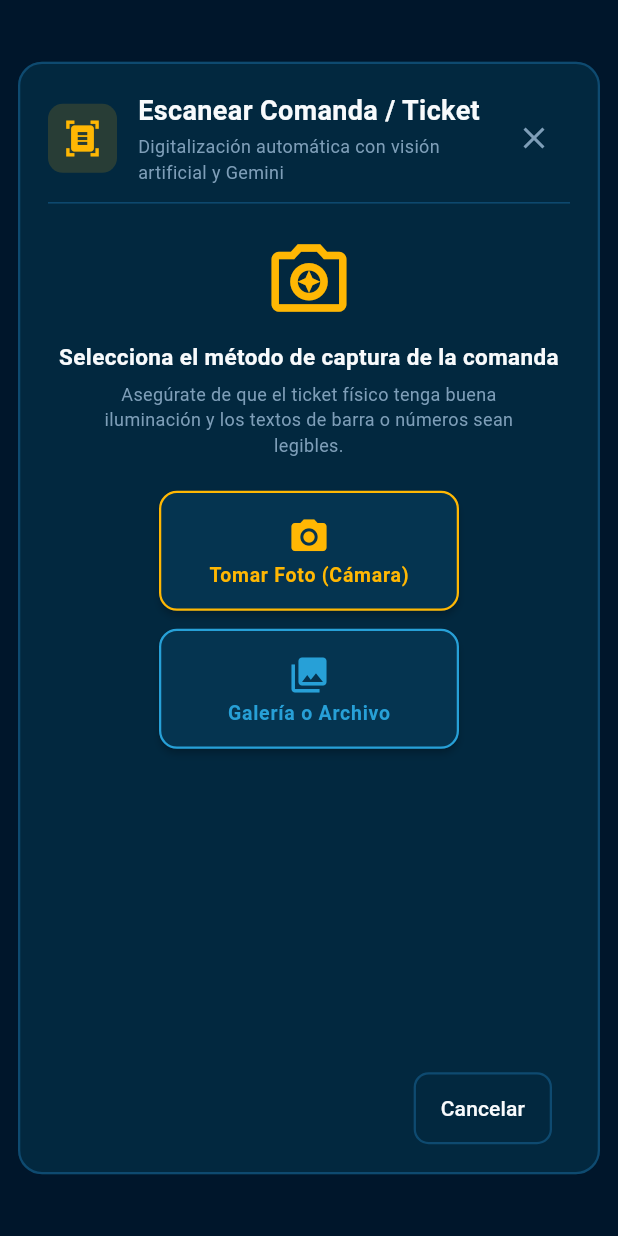
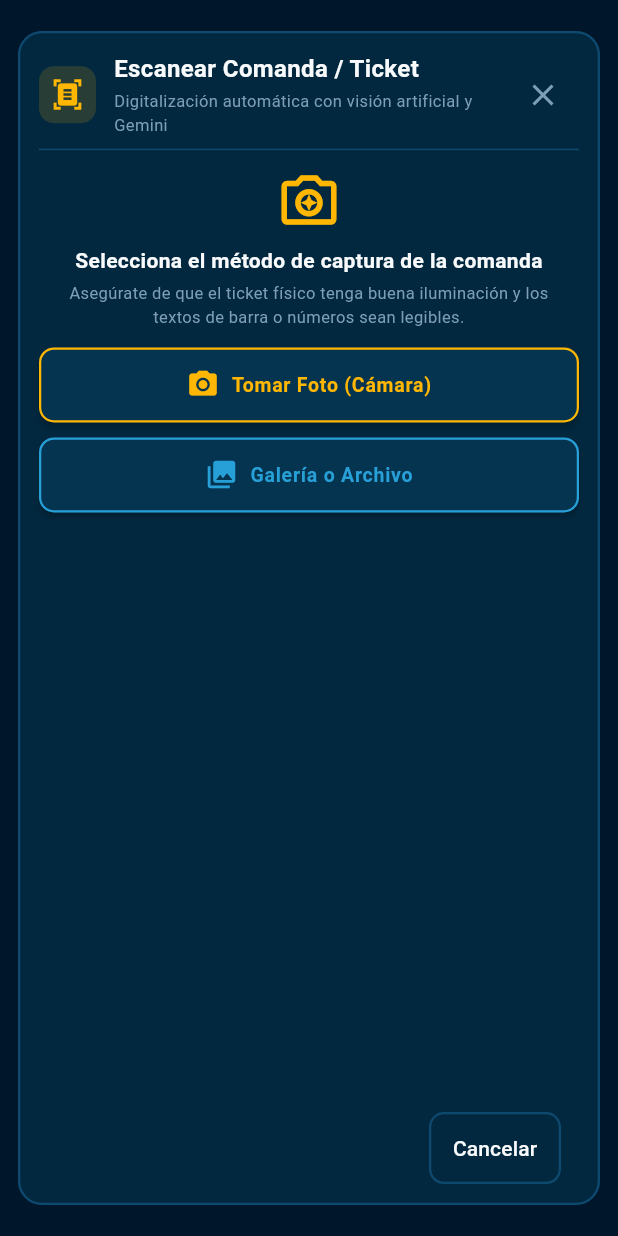
Before and after one commit to VladimirArguelles/kardexbar, a Flutter app: the EscanearTicketDialog widget shown alone on an empty page, opened directly with empty values, on a phone screen of 412 x 824 dp. Run offline on Flutter 3.47's test engine with Material 3 defaults, Android fonts, the phone set to English and light mode, and no system bars; our stand-ins replace image_picker, pdf, printing, supabase_flutter; accounts and stored records are empty.

Commit message:
fix(comandas): reintento automatico ante 503/500 con pausa 600ms y compactacion de botones en modal

```diff
--- a/lib/features/comandas/widgets/escanear_ticket_dialog.dart
+++ b/lib/features/comandas/widgets/escanear_ticket_dialog.dart
@@ -187,15 +187,15 @@ class _EscanearTicketDialogState extends State<EscanearTicketDialog> {
       ),
       insetPadding: EdgeInsets.symmetric(
         horizontal: esPantallaPequena ? 12 : 32,
-        vertical: 24,
+        vertical: esPantallaPequena ? 12 : 24,
       ),
       child: ConstrainedBox(
         constraints: BoxConstraints(
           maxWidth: 720,
-          maxHeight: size.height * 0.9,
+          maxHeight: size.height * (esPantallaPequena ? 0.95 : 0.9),
         ),
         child: Padding(
-          padding: const EdgeInsets.all(20.0),
+          padding: EdgeInsets.all(esPantallaPequena ? 14.0 : 20.0),
           child: Column(
             mainAxisSize: MainAxisSize.min,
             crossAxisAlignment: CrossAxisAlignment.stretch,
@@ -204,35 +204,35 @@ class _EscanearTicketDialogState extends State<EscanearTicketDialog> {
               Row(
                 children: [
                   Container(
-                    padding: const EdgeInsets.all(10),
+                    padding: EdgeInsets.all(esPantallaPequena ? 8 : 10),
                     decoration: BoxDecoration(
                       color: AppTheme.primaryAmber.withValues(alpha: 0.15),
                       borderRadius: BorderRadius.circular(10),
                     ),
-                    child: const Icon(
+                    child: Icon(
                       Icons.document_scanner,
                       color: AppTheme.primaryAmber,
-                      size: 26,
+                      size: esPantallaPequena ? 22 : 26,
                     ),
                   ),
-                  const SizedBox(width: 14),
-                  const Expanded(
+                  const SizedBox(width: 12),
+                  Expanded(
                     child: Column(
                       crossAxisAlignment: CrossAxisAlignment.start,
                       children: [
                         Text(
                           'Escanear Comanda / Ticket',
                           style: TextStyle(
-                            fontSize: 18,
+                            fontSize: esPantallaPequena ? 16 : 18,
                             fontWeight: FontWeight.bold,
                             color: AppTheme.textPrimary,
                           ),
                         ),
-                        SizedBox(height: 2),
-                        Text(
+                        const SizedBox(height: 2),
+                        const Text(
                           'Digitalización automática con visión artificial y Gemini',
                           style: TextStyle(
-                            fontSize: 12,
+                            fontSize: 11,
                             color: AppTheme.textMuted,
                           ),
                         ),
@@ -245,18 +245,18 @@ class _EscanearTicketDialogState extends State<EscanearTicketDialog> {
                   ),
                 ],
               ),
-              const Divider(height: 24),
+              Divider(height: esPantallaPequena ? 16 : 24),
 
               // Cuerpo según estado
               Expanded(
                 child: _procesando
                     ? _buildVistaProcesando()
                     : (_imageBytes == null || _mensajeError != null)
-                    ? _buildVistaSeleccionarOrigen()
+                    ? _buildVistaSeleccionarOrigen(esPantallaPequena)
                     : _buildVistaRevision(),
               ),
 
-              const SizedBox(height: 12),
+              const SizedBox(height: 8),
 
               // Botones de acción inferiores
               if (!_procesando)
@@ -264,6 +264,12 @@ class _EscanearTicketDialogState extends State<EscanearTicketDialog> {
                   mainAxisAlignment: MainAxisAlignment.end,
                   children: [
                     OutlinedButton(
+                      style: OutlinedButton.styleFrom(
+                        padding: EdgeInsets.symmetric(
+                          horizontal: esPantallaPequena ? 12 : 16,
+                          vertical: esPantallaPequena ? 8 : 12,
+                        ),
+                      ),
                       onPressed: () => Navigator.of(context).pop(),
                       child: const Text('Cancelar'),
                     ),
@@ -273,6 +279,12 @@ class _EscanearTicketDialogState extends State<EscanearTicketDialog> {
                         icon: const Icon(Icons.check_circle_outline, size: 20),
                         label: Text(
                           'Agregar ${_itemsDetectados.where((i) => i.estaVinculado).length} Productos a Ronda',
+                        ),
+                        style: ElevatedButton.styleFrom(
+                          padding: EdgeInsets.symmetric(
+                            horizontal: esPantallaPequena ? 12 : 16,
+                            vertical: esPantallaPequena ? 8 : 12,
+                          ),
                         ),
                         onPressed: _confirmarYAplicar,
                       ),
@@ -286,43 +298,50 @@ class _EscanearTicketDialogState extends State<EscanearTicketDialog> {
   }
 
   /// Vista inicial: Selección de origen (Cámara o Galería)
-  Widget _buildVistaSeleccionarOrigen() {
+  Widget _buildVistaSeleccionarOrigen(bool esPantallaPequena) {
     return SingleChildScrollView(
       physics: const BouncingScrollPhysics(),
-      padding: const EdgeInsets.symmetric(vertical: 8),
+      padding: EdgeInsets.symmetric(vertical: esPantallaPequena ? 4 : 8),
       child: Column(
         mainAxisSize: MainAxisSize.min,
         mainAxisAlignment: MainAxisAlignment.center,
         children: [
           Icon(
             Icons.camera_enhance_outlined,
-            size: _mensajeError != null ? 48 : 60,
+            size: _mensajeError != null ? 36 : (esPantallaPequena ? 44 : 56),
             color: AppTheme.primaryAmber,
           ),
-          const SizedBox(height: 12),
-          const Text(
+          SizedBox(height: esPantallaPequena ? 8 : 12),
+          Text(
             'Selecciona el método de captura de la comanda',
             style: TextStyle(
-              fontSize: 15,
+              fontSize: esPantallaPequena ? 14 : 15,
               fontWeight: FontWeight.bold,
               color: AppTheme.textPrimary,
             ),
             textAlign: TextAlign.center,
           ),
-          const SizedBox(height: 6),
-          const Padding(
-            padding: EdgeInsets.symmetric(horizontal: 16.0),
+          const SizedBox(height: 4),
+          Padding(
+            padding: EdgeInsets.symmetric(
+              horizontal: esPantallaPequena ? 8.0 : 16.0,
+            ),
             child: Text(
               'Asegúrate de que el ticket físico tenga buena iluminación y los textos de barra o números sean legibles.',
-              style: TextStyle(fontSize: 12, color: AppTheme.textMuted),
+              style: TextStyle(
+                fontSize: esPantallaPequena ? 11 : 12,
+                color: AppTheme.textMuted,
+              ),
               textAlign: TextAlign.center,
             ),
           ),
-          SizedBox(height: _mensajeError != null ? 14 : 22),
+          SizedBox(
+            height: _mensajeError != null ? 10 : (esPantallaPequena ? 12 : 20),
+          ),
           if (_mensajeError != null) ...[
             Container(
-              margin: const EdgeInsets.only(bottom: 16),
-              padding: const EdgeInsets.all(12),
+              margin: const EdgeInsets.only(bottom: 12),
+              padding: const EdgeInsets.symmetric(horizontal: 10, vertical: 8),
               decoration: BoxDecoration(
                 color: AppTheme.errorCoral.withValues(alpha: 0.15),
                 borderRadius: BorderRadius.circular(8),
@@ -333,15 +352,15 @@ class _EscanearTicketDialogState extends State<EscanearTicketDialog> {
                   const Icon(
                     Icons.error_outline,
                     color: AppTheme.errorCoral,
-                    size: 20,
+                    size: 18,
                   ),
-                  const SizedBox(width: 10),
+                  const SizedBox(width: 8),
                   Expanded(
                     child: Text(
                       _mensajeError!,
                       style: const TextStyle(
                         color: AppTheme.errorCoral,
-                        fontSize: 12,
+                        fontSize: 11,
                         fontWeight: FontWeight.w600,
                       ),
                     ),
@@ -351,13 +370,13 @@ class _EscanearTicketDialogState extends State<EscanearTicketDialog> {
             ),
           ],
           Wrap(
-            spacing: 14,
-            runSpacing: 12,
+            spacing: 12,
+            runSpacing: 10,
             alignment: WrapAlignment.center,
             children: [
               SizedBox(
-                width: 200,
-                height: 80,
+                width: esPantallaPequena ? double.infinity : 200,
+                height: esPantallaPequena ? 50 : 64,
                 child: ElevatedButton(
                   style: ElevatedButton.styleFrom(
                     backgroundColor: AppTheme.surfaceVariant,
@@ -367,16 +386,20 @@ class _EscanearTicketDialogState extends State<EscanearTicketDialog> {
                       width: 1.5,
                     ),
                     shape: RoundedRectangleBorder(
-                      borderRadius: BorderRadius.circular(12),
+                      borderRadius: BorderRadius.circular(10),
+                    ),
+                    padding: const EdgeInsets.symmetric(
+                      horizontal: 12,
+                      vertical: 6,
                     ),
                   ),
                   onPressed: () => _capturarCon(ImageSource.camera),
-                  child: const Column(
+                  child: Row(
                     mainAxisAlignment: MainAxisAlignment.center,
                     children: [
-                      Icon(Icons.camera_alt, size: 28),
-                      SizedBox(height: 4),
-                      Text(
+                      Icon(Icons.camera_alt, size: esPantallaPequena ? 22 : 24),
+                      const SizedBox(width: 8),
+                      const Text(
                         'Tomar Foto (Cámara)',
                         style: TextStyle(
                           fontSize: 13,
@@ -388,8 +411,8 @@ class _EscanearTicketDialogState extends State<EscanearTicketDialog> {
                 ),
               ),
               SizedBox(
-                width: 200,
-                height: 80,
+                width: esPantallaPequena ? double.infinity : 200,
+                height: esPantallaPequena ? 50 : 64,
                 child: ElevatedButton(
                   style: ElevatedButton.styleFrom(
                     backgroundColor: AppTheme.surfaceVariant,
@@ -399,16 +422,23 @@ class _EscanearTicketDialogState extends State<EscanearTicketDialog> {
                       width: 1.5,
                     ),
                     shape: RoundedRectangleBorder(
-                      borderRadius: BorderRadius.circular(12),
+                      borderRadius: BorderRadius.circular(10),
+                    ),
+                    padding: const EdgeInsets.symmetric(
+                      horizontal: 12,
+                      vertical: 6,
                     ),
                   ),
                   onPressed: () => _capturarCon(ImageSource.gallery),
-                  child: const Column(
+                  child: Row(
                     mainAxisAlignment: MainAxisAlignment.center,
                     children: [
-                      Icon(Icons.photo_library, size: 28),
-                      SizedBox(height: 4),
-                      Text(
+                      Icon(
+                        Icons.photo_library,
+                        size: esPantallaPequena ? 22 : 24,
+                      ),
+                      const SizedBox(width: 8),
+                      const Text(
                         'Galería o Archivo',
                         style: TextStyle(
                           fontSize: 13,
@@ -421,7 +451,7 @@ class _EscanearTicketDialogState extends State<EscanearTicketDialog> {
               ),
             ],
           ),
-          const SizedBox(height: 12),
+          const SizedBox(height: 8),
         ],
       ),
     );
@@ -430,6 +460,8 @@ class _EscanearTicketDialogState extends State<EscanearTicketDialog> {
   /// Vista mientras la Edge Function procesa con Gemini Vision
   Widget _buildVistaProcesando() {
     return Center(
+      child: SingleChildScrollView(
+        physics: const BouncingScrollPhysics(),
         child: Column(
           mainAxisAlignment: MainAxisAlignment.center,
           children: [
@@ -437,18 +469,18 @@ class _EscanearTicketDialogState extends State<EscanearTicketDialog> {
               ClipRRect(
                 borderRadius: BorderRadius.circular(12),
                 child: SizedBox(
-                width: 120,
-                height: 120,
+                  width: 100,
+                  height: 100,
                   child: Image.memory(_imageBytes!, fit: BoxFit.cover),
                 ),
               ),
-          const SizedBox(height: 24),
+            const SizedBox(height: 18),
             const CircularProgressIndicator(color: AppTheme.primaryAmber),
-          const SizedBox(height: 20),
+            const SizedBox(height: 16),
             const Text(
               'Analizando comanda física...',
               style: TextStyle(
-              fontSize: 16,
+                fontSize: 15,
                 fontWeight: FontWeight.bold,
                 color: AppTheme.textPrimary,
               ),
@@ -460,6 +492,7 @@ class _EscanearTicketDialogState extends State<EscanearTicketDialog> {
               textAlign: TextAlign.center,
             ),
           ],
+        ),
       ),
     );
   }
```
Also changed, not shown: 3 other files. Lines whose indentation alone changed are shown as unchanged.
